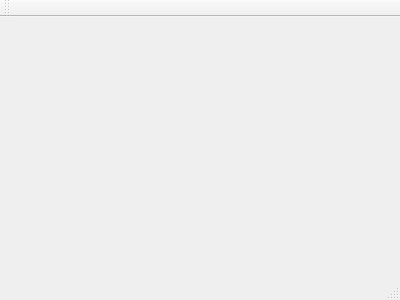
MateuszLin/CinemaProjectCpp, file Forms/mainwindow.ui: the form before one commit.
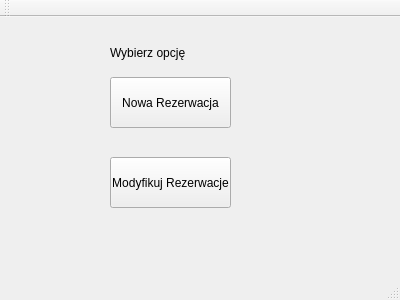
The form after the commit.

Commit message: add reservation window

What changed in the file:
```diff
--- a/Forms/mainwindow.ui
+++ b/Forms/mainwindow.ui
@@ -12,13 +12,68 @@
   <property name="windowTitle" >
    <string>MainWindow</string>
   </property>
-  <widget class="QMenuBar" name="menuBar" />
-  <widget class="QToolBar" name="mainToolBar" />
-  <widget class="QWidget" name="centralWidget" />
-  <widget class="QStatusBar" name="statusBar" />
+  <widget class="QWidget" name="centralWidget">
+   <widget class="QPushButton" name="pushButton">
+    <property name="geometry">
+     <rect>
+      <x>110</x>
+      <y>60</y>
+      <width>121</width>
+      <height>51</height>
+     </rect>
+    </property>
+    <property name="text">
+     <string>Nowa Rezerwacja</string>
+    </property>
+   </widget>
+   <widget class="QPushButton" name="pushButton_2">
+    <property name="geometry">
+     <rect>
+      <x>110</x>
+      <y>140</y>
+      <width>121</width>
+      <height>51</height>
+     </rect>
+    </property>
+    <property name="text">
+     <string>Modyfikuj Rezerwacje</string>
+    </property>
+   </widget>
+   <widget class="QLabel" name="label">
+    <property name="geometry">
+     <rect>
+      <x>110</x>
+      <y>20</y>
+      <width>121</width>
+      <height>31</height>
+     </rect>
+    </property>
+    <property name="text">
+     <string>Wybierz opcję</string>
+    </property>
+   </widget>
+  </widget>
+  <widget class="QMenuBar" name="menuBar">
+   <property name="geometry">
+    <rect>
+     <x>0</x>
+     <y>0</y>
+     <width>400</width>
+     <height>21</height>
+    </rect>
+   </property>
+  </widget>
+  <widget class="QToolBar" name="mainToolBar">
+   <attribute name="toolBarArea">
+    <enum>TopToolBarArea</enum>
+   </attribute>
+   <attribute name="toolBarBreak">
+    <bool>false</bool>
+   </attribute>
+  </widget>
+  <widget class="QStatusBar" name="statusBar"/>
  </widget>
- <layoutDefault spacing="6" margin="11" />
- <pixmapfunction></pixmapfunction>
+ <layoutdefault spacing="6" margin="11"/>
  <resources/>
  <connections/>
 </ui>
```
Left out of the diff: 7 changed lines with no effect on the pictures. The commit also changes 6 other files.
